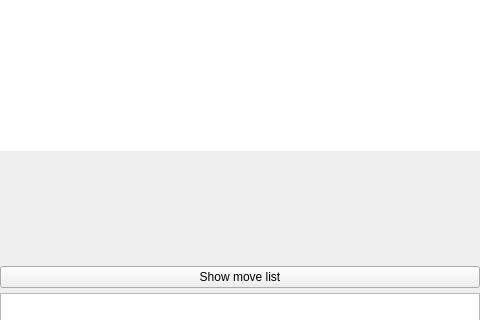
First picture: the form in src/miniature.ui, repository mikhas/miniature, before the edit; both pictures show x 0 to 480 and y 368 to 688 of the 480 by 800 pixel window.
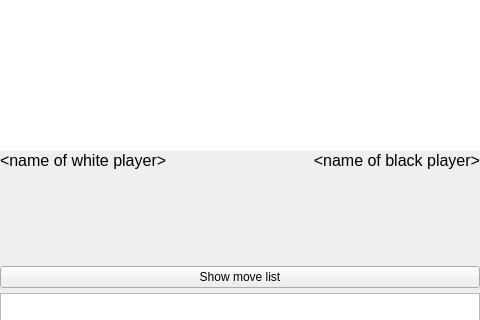
Second picture: the form after the edit. Custom widgets are drawn as their Qt base class.

Commit message:
Cleaned up UI, underline active player
* See [1] for details.

[1] https://garage.maemo.org/pipermail/chess-developer/2009-November/000081.html

```diff
--- a/src/miniature.ui
+++ b/src/miniature.ui
@@ -226,8 +226,8 @@
            </property>
            <property name="minimumSize">
             <size>
-             <width>400</width>
-             <height>50</height>
+             <width>0</width>
+             <height>0</height>
             </size>
            </property>
            <layout class="QHBoxLayout" name="horizontalLayout_5">
@@ -269,7 +269,10 @@
                <number>0</number>
               </property>
               <property name="text">
-               <string>&lt;name of white player&gt;</string>
+               <string>&amp;lt;name of white player&amp;gt;</string>
+              </property>
+              <property name="textFormat">
+               <enum>Qt::RichText</enum>
               </property>
               <property name="alignment">
                <set>Qt::AlignLeading|Qt::AlignLeft|Qt::AlignVCenter</set>
@@ -308,7 +311,14 @@
                <number>0</number>
               </property>
               <property name="text">
-               <string>&lt;name of black player&gt;</string>
+               <string>&lt;!DOCTYPE HTML PUBLIC &quot;-//W3C//DTD HTML 4.0//EN&quot; &quot;http://www.w3.org/TR/REC-html40/strict.dtd&quot;&gt;
+&lt;html&gt;&lt;head&gt;&lt;meta name=&quot;qrichtext&quot; content=&quot;1&quot; /&gt;&lt;style type=&quot;text/css&quot;&gt;
+p, li { white-space: pre-wrap; }
+&lt;/style&gt;&lt;/head&gt;&lt;body style=&quot; font-family:'Sans'; font-size:12pt; font-weight:400; font-style:normal;&quot;&gt;
+&lt;p style=&quot; margin-top:0px; margin-bottom:0px; margin-left:0px; margin-right:0px; -qt-block-indent:0; text-indent:0px;&quot;&gt;&amp;lt;name of black player&amp;gt;&lt;/p&gt;&lt;/body&gt;&lt;/html&gt;</string>
+              </property>
+              <property name="textFormat">
+               <enum>Qt::RichText</enum>
               </property>
               <property name="alignment">
                <set>Qt::AlignRight|Qt::AlignTrailing|Qt::AlignVCenter</set>
```
The commit also changes 2 other files.
